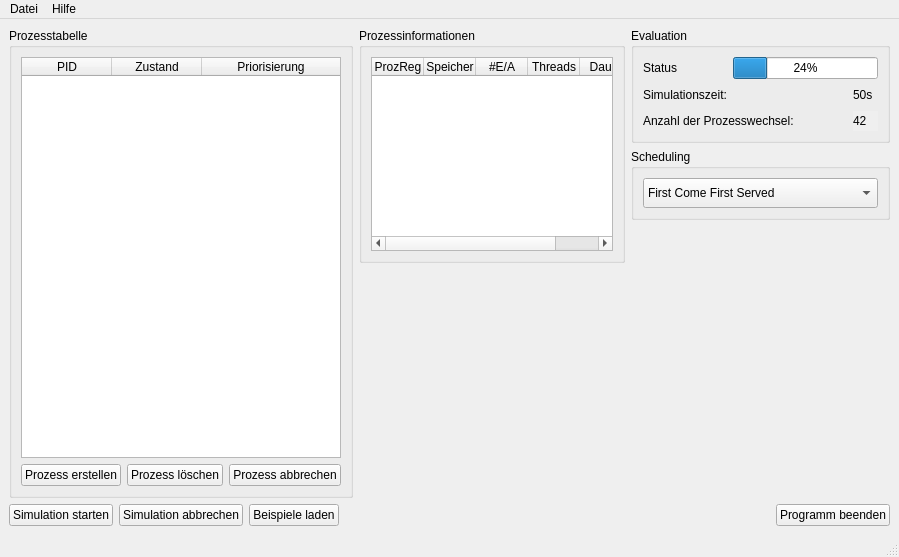
The window that Betriebssysteme_Scheduler/mainwindow.ui (Baffmer/Betriebssysteme_Scheduler) describes before a commit, drawn with Qt 5.
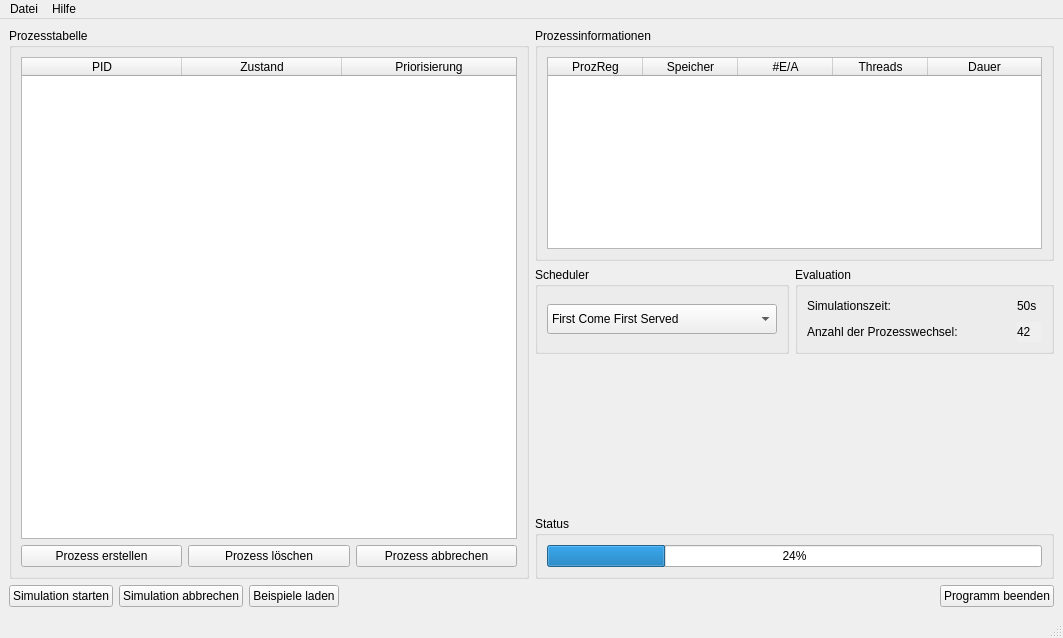
The same window after the commit.

Commit message: Widgets neu angeordnet

Patch:
```diff
--- a/Betriebssysteme_Scheduler/mainwindow.ui
+++ b/Betriebssysteme_Scheduler/mainwindow.ui
@@ -6,17 +6,29 @@
    <rect>
     <x>0</x>
     <y>0</y>
-    <width>899</width>
-    <height>557</height>
+    <width>1063</width>
+    <height>638</height>
    </rect>
   </property>
+  <property name="minimumSize">
+   <size>
+    <width>800</width>
+    <height>600</height>
+   </size>
+  </property>
+  <property name="maximumSize">
+   <size>
+    <width>1920</width>
+    <height>1080</height>
+   </size>
+  </property>
   <property name="windowTitle">
    <string>MainWindow</string>
   </property>
   <widget class="QWidget" name="centralwidget">
-   <layout class="QVBoxLayout" name="verticalLayout_7">
+   <layout class="QVBoxLayout" name="verticalLayout_6">
     <item>
-     <layout class="QHBoxLayout" name="horizontalLayout_6">
+     <layout class="QHBoxLayout" name="horizontalLayout_7">
       <item>
        <widget class="QGroupBox" name="groupBoxProzesstabelle">
         <property name="title">
@@ -47,7 +59,7 @@
             <number>35</number>
            </attribute>
            <attribute name="horizontalHeaderDefaultSectionSize">
-            <number>90</number>
+            <number>160</number>
            </attribute>
            <attribute name="horizontalHeaderHighlightSections">
             <bool>true</bool>
@@ -116,6 +128,12 @@
           <layout class="QVBoxLayout" name="verticalLayout_2">
            <item>
             <widget class="QTableWidget" name="tableWidgetProzessinformationen">
+             <property name="minimumSize">
+              <size>
+               <width>0</width>
+               <height>0</height>
+              </size>
+             </property>
              <property name="alternatingRowColors">
               <bool>false</bool>
              </property>
@@ -129,7 +147,7 @@
               <number>5</number>
              </property>
              <attribute name="horizontalHeaderDefaultSectionSize">
-              <number>52</number>
+              <number>95</number>
              </attribute>
              <attribute name="horizontalHeaderStretchLastSection">
               <bool>true</bool>
@@ -165,62 +183,52 @@
          </widget>
         </item>
         <item>
-         <spacer name="verticalSpacer_2">
-          <property name="orientation">
-           <enum>Qt::Vertical</enum>
-          </property>
-          <property name="sizeHint" stdset="0">
+         <layout class="QHBoxLayout" name="horizontalLayout_6">
+          <item>
+           <widget class="QGroupBox" name="groupBoxScheduling">
+            <property name="title">
+             <string>Scheduler</string>
+            </property>
+            <layout class="QVBoxLayout" name="verticalLayout_3">
+             <item>
+              <widget class="QComboBox" name="comboBoxActiveProzess">
+               <property name="minimumSize">
            <size>
-            <width>20</width>
-            <height>40</height>
-           </size>
-          </property>
-         </spacer>
-        </item>
-       </layout>
-      </item>
-      <item>
-       <layout class="QVBoxLayout" name="verticalLayout_6">
+                 <width>100</width>
+                 <height>30</height>
+                </size>
+               </property>
+               <item>
+                <property name="text">
+                 <string>First Come First Served</string>
+                </property>
+               </item>
+               <item>
+                <property name="text">
+                 <string>Shortest Job First Scheduling</string>
+                </property>
+               </item>
+               <item>
+                <property name="text">
+                 <string>Round Robin Scheduling</string>
+                </property>
+               </item>
+               <item>
+                <property name="text">
+                 <string>Prioritätsscheduling</string>
+                </property>
+               </item>
+              </widget>
+             </item>
+            </layout>
+           </widget>
+          </item>
         <item>
          <widget class="QGroupBox" name="groupBoxEvaluation">
           <property name="title">
            <string>Evaluation</string>
           </property>
           <layout class="QVBoxLayout" name="verticalLayout_4">
-           <item>
-            <layout class="QHBoxLayout" name="horizontalLayout_4">
-             <item>
-              <widget class="QLabel" name="labelStatus">
-               <property name="text">
-                <string>Status</string>
-               </property>
-              </widget>
-             </item>
-             <item>
-              <spacer name="horizontalSpacer_2">
-               <property name="orientation">
-                <enum>Qt::Horizontal</enum>
-               </property>
-               <property name="sizeType">
-                <enum>QSizePolicy::Fixed</enum>
-               </property>
-               <property name="sizeHint" stdset="0">
-                <size>
-                 <width>50</width>
-                 <height>20</height>
-                </size>
-               </property>
-              </spacer>
-             </item>
-             <item>
-              <widget class="QProgressBar" name="progressBar">
-               <property name="value">
-                <number>24</number>
-               </property>
-              </widget>
-             </item>
-            </layout>
-           </item>
            <item>
             <layout class="QHBoxLayout" name="horizontalLayout_3">
              <item>
@@ -331,47 +339,10 @@
           </layout>
          </widget>
         </item>
-        <item>
-         <widget class="QGroupBox" name="groupBoxScheduling">
-          <property name="title">
-           <string>Scheduling</string>
-          </property>
-          <layout class="QVBoxLayout" name="verticalLayout_3">
-           <item>
-            <widget class="QComboBox" name="comboBoxActiveProzess">
-             <property name="minimumSize">
-              <size>
-               <width>100</width>
-               <height>30</height>
-              </size>
-             </property>
-             <item>
-              <property name="text">
-               <string>First Come First Served</string>
-              </property>
-             </item>
-             <item>
-              <property name="text">
-               <string>Shortest Job First Scheduling</string>
-              </property>
-             </item>
-             <item>
-              <property name="text">
-               <string>Round Robin Scheduling</string>
-              </property>
-             </item>
-             <item>
-              <property name="text">
-               <string>Prioritätsscheduling</string>
-              </property>
-             </item>
-            </widget>
-           </item>
-          </layout>
-         </widget>
+         </layout>
         </item>
         <item>
-         <spacer name="verticalSpacer">
+         <spacer name="verticalSpacer_2">
           <property name="orientation">
            <enum>Qt::Vertical</enum>
           </property>
@@ -383,6 +354,22 @@
           </property>
          </spacer>
         </item>
+        <item>
+         <widget class="QGroupBox" name="groupBox">
+          <property name="title">
+           <string>Status</string>
+          </property>
+          <layout class="QVBoxLayout" name="verticalLayout_7">
+           <item>
+            <widget class="QProgressBar" name="progressBar">
+             <property name="value">
+              <number>24</number>
+             </property>
+            </widget>
+           </item>
+          </layout>
+         </widget>
+        </item>
        </layout>
       </item>
      </layout>
@@ -439,7 +426,7 @@
     <rect>
      <x>0</x>
      <y>0</y>
-     <width>899</width>
+     <width>1063</width>
      <height>21</height>
     </rect>
    </property>
```
Left out of the diff: 8 changed lines with no effect on the pictures. Lines whose indentation alone changed are shown as unchanged.
